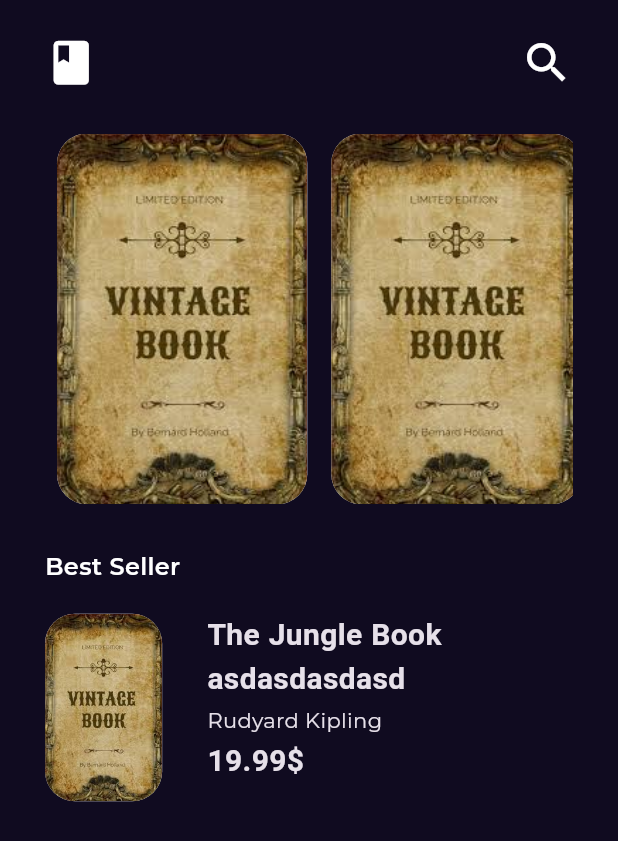
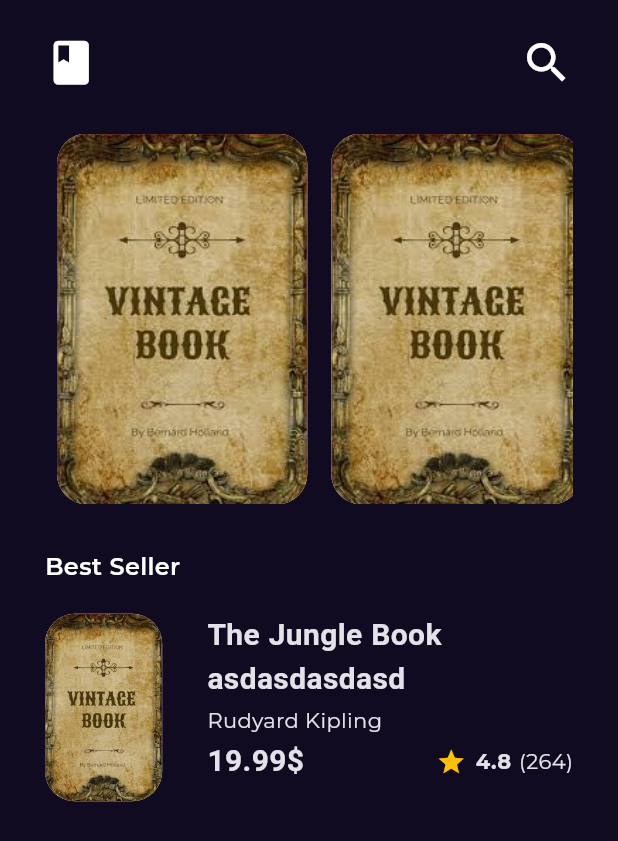
Before and after one commit to diaaeldinmahmoud/bookstore, a Flutter app: the screen it shows after launch, on a phone screen of 412 x 824 dp. Shown: the top 841 px of the screen. Run offline on Flutter 3.47's test engine with Material 3 defaults, Android fonts, the phone set to English and light mode, and no system bars; our stand-ins replace get, google_fonts.

Commit message:
bestselleritem done

```diff
--- a/lib/features/home/persentation/views/widgets/bestsellerlistviewitem.dart.dart
+++ b/lib/features/home/persentation/views/widgets/bestsellerlistviewitem.dart.dart
@@ -1,4 +1,5 @@
 import 'package:bookstore/core/utils/styles.dart';
+import 'package:bookstore/features/home/persentation/views/widgets/bookrating.dart';
 import 'package:flutter/material.dart';
 
 class bestsellerlistviewitem extends StatelessWidget {
@@ -24,38 +25,36 @@ class bestsellerlistviewitem extends StatelessWidget {
             ),
           ),
           SizedBox(width: 30),
-          Column(
+          Expanded(
+            child: Column(
               children: [
-              SizedBox(
-                width: MediaQuery.of(context).size.width * 0.5,
-                child: Text(
+                Text(
                   'The Jungle Book asdasdasdasd',
                   maxLines: 2,
                   overflow: TextOverflow.ellipsis,
                   style: Styles.textstyle20,
                 ),
-              ),
                 const SizedBox(height: 3),
                 SizedBox(
-                width: MediaQuery.of(context).size.width * 0.5,
+                  width: MediaQuery.of(context).size.width * 0.6,
                   child: Text('Rudyard Kipling', style: Styles.textstyle14),
                 ),
                 const SizedBox(height: 3),
 
                 Row(
                   children: [
-                  SizedBox(
-                    width: MediaQuery.of(context).size.width * 0.5,
-                    child: Text(
+                    Text(
                       '19.99\$',
                       style: Styles.textstyle20.copyWith(
                         fontWeight: FontWeight.bold,
                       ),
                     ),
+                    const Spacer(),
+                    const bookrating(),
+                  ],
                 ),
               ],
             ),
-            ],
           ),
         ],
       ),
--- /dev/null
+++ b/lib/features/home/persentation/views/widgets/bookrating.dart
@@ -0,0 +1,22 @@
+import 'package:bookstore/core/utils/styles.dart';
+import 'package:flutter/material.dart';
+
+class bookrating extends StatelessWidget {
+  const bookrating({super.key});
+
+  @override
+  Widget build(BuildContext context) {
+    return Row(
+      children: [
+        Icon(Icons.star, color: Colors.amber, size: 20),
+        const SizedBox(width: 6.3),
+        Text(
+          '4.8',
+          style: Styles.textstyle14.copyWith(fontWeight: FontWeight.bold),
+        ),
+        const SizedBox(width: 5),
+        Text('(264)', style: Styles.textstyle14),
+      ],
+    );
+  }
+}
```
Lines whose indentation alone changed are shown as unchanged.
